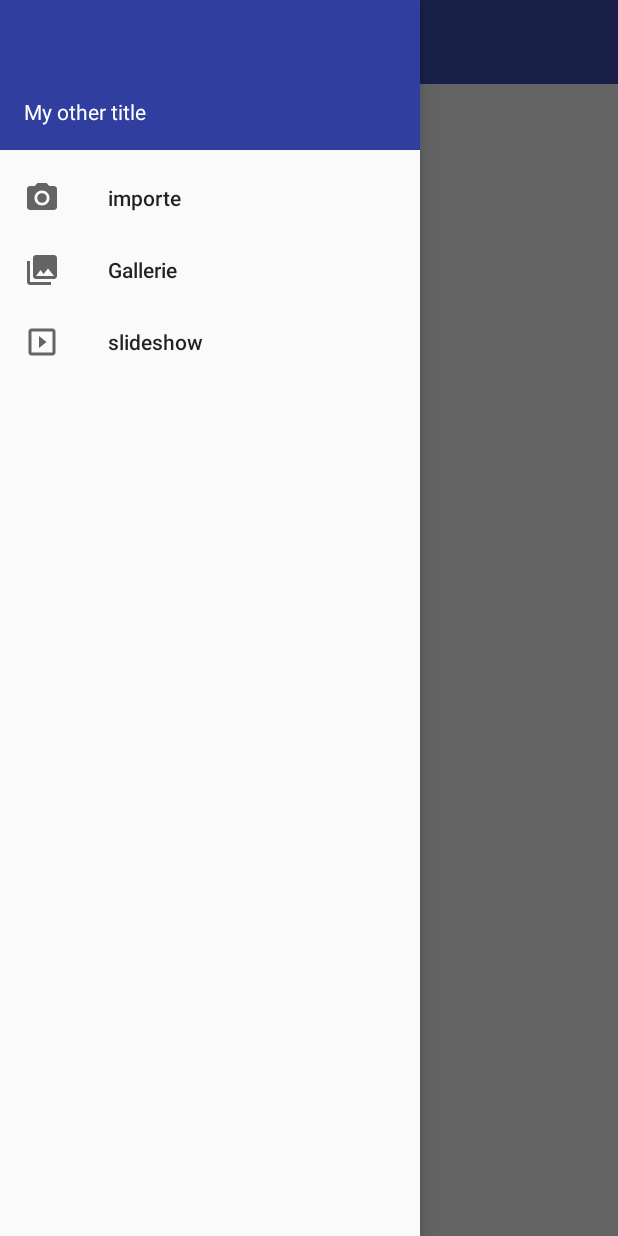
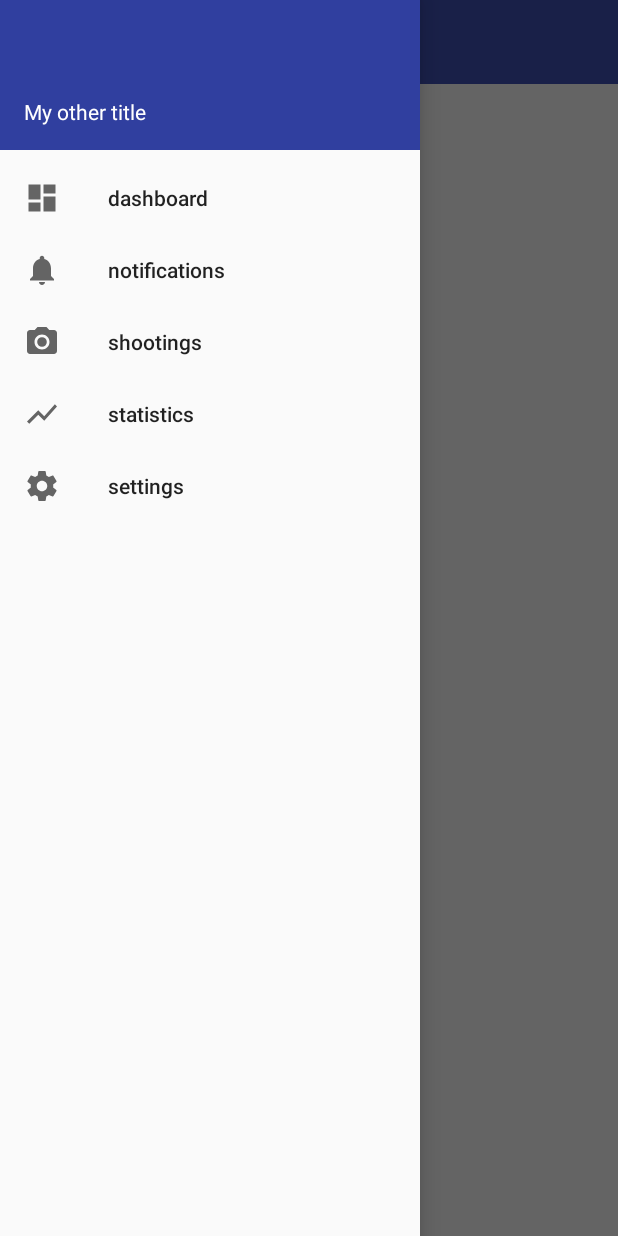
Before and after one commit to TheoKriszt/eGarden, an Android app: the MainActivity screen opened directly, with no data from a screen before it, with the side drawer open, on a phone screen of 412 x 824 dp. Run offline under Robolectric (Android 15) with nearby library versions, the phone set to English and light mode, and no system bars; our stand-ins replace Volley; network calls fail.

```diff
--- a/app/src/main/AndroidManifest.xml
+++ b/app/src/main/AndroidManifest.xml
@@ -9,7 +9,7 @@
         android:roundIcon="@mipmap/ic_launcher_round"
         android:supportsRtl="true"
         android:theme="@style/AppTheme">
-        <activity android:name=".LoginActivity">
+        <activity android:name=".activity.LoginActivity">
             <intent-filter>
                 <action android:name="android.intent.action.MAIN" />
 
@@ -17,7 +17,7 @@
             </intent-filter>
         </activity>
         <activity
-            android:name=".DashboardActivity"
+            android:name=".activity.MainActivity"
             android:label="@string/title_activity_dashboard"
             android:theme="@style/AppTheme.NoActionBar"
             ></activity>
--- a/app/src/main/java/fr/kriszt/theo/egarden/LoginActivity.java
+++ b/app/src/main/java/fr/kriszt/theo/egarden/activity/LoginActivity.java
@@ -1,4 +1,4 @@
-package fr.kriszt.theo.egarden;
+package fr.kriszt.theo.egarden.activity;
 
 import android.content.Intent;
 import android.os.Bundle;
@@ -16,6 +16,7 @@ import com.android.volley.VolleyError;
 import butterknife.BindView;
 import butterknife.ButterKnife;
 import butterknife.OnClick;
+import fr.kriszt.theo.egarden.R;
 import fr.kriszt.theo.egarden.utils.Connexion;
 import fr.kriszt.theo.egarden.utils.PreferencesStorage;
 import fr.kriszt.theo.egarden.utils.Security;
@@ -66,7 +67,7 @@ public class LoginActivity extends AppCompatActivity {
 
 
         if(!Connexion.O().isOnline()){
-            Toast.makeText(this, "Pas de connexion internet", Toast.LENGTH_SHORT).show();
+            Toast.makeText(this, R.string.no_internet_connection, Toast.LENGTH_SHORT).show();
             return;
         }
 
@@ -83,7 +84,7 @@ public class LoginActivity extends AppCompatActivity {
                 @Override
                 public void onErrorResponse(VolleyError error) {
                     Log.e(TAG, "onErrorResponse: ", error);
-                    Toast.makeText(LoginActivity.this, "Erreur " + error.networkResponse.statusCode + " : \"" + error.getClass().getSimpleName() + "\"", Toast.LENGTH_LONG).show();
+//                    Toast.makeText(LoginActivity.this, "Erreur " + error.networkResponse.statusCode + " : \"" + error.getClass().getSimpleName() + "\"", Toast.LENGTH_LONG).show();
                     _progressBar.setVisibility(View.GONE);
                 }
             });
@@ -95,7 +96,7 @@ public class LoginActivity extends AppCompatActivity {
     }
 
     private void startDashboardActivity() {
-            Intent intent = new Intent(this, DashboardActivity.class);
+            Intent intent = new Intent(this, MainActivity.class);
             // intent.putExtra(MESSAGE, jsonObject.toString());
 
         startActivity(intent);
--- a/app/src/main/java/fr/kriszt/theo/egarden/DashboardActivity.java
+++ b/app/src/main/java/fr/kriszt/theo/egarden/activity/MainActivity.java
@@ -1,24 +1,35 @@
-package fr.kriszt.theo.egarden;
+package fr.kriszt.theo.egarden.activity;
 
 import android.os.Bundle;
-import android.support.design.widget.NavigationView;
 //import android.support.design.widget.FloatingActionButton;
 //import android.support.design.widget.Snackbar;
+import android.support.design.widget.NavigationView;
 import android.support.v4.view.GravityCompat;
 import android.support.v4.widget.DrawerLayout;
 import android.support.v7.app.ActionBar;
 import android.support.v7.app.AppCompatActivity;
 import android.support.v7.widget.Toolbar;
+import android.util.Log;
+import android.view.Menu;
 import android.view.MenuItem;
+import android.widget.Toast;
 
-public class DashboardActivity extends AppCompatActivity {
+import com.android.volley.Response;
+import com.android.volley.VolleyError;
 
+import fr.kriszt.theo.egarden.R;
+import fr.kriszt.theo.egarden.utils.Connexion;
+import fr.kriszt.theo.egarden.utils.Security;
+
+public class MainActivity extends AppCompatActivity {
+
+    private static final String TAG = "eGardenDashBoard";
     private DrawerLayout mDrawerLayout;
 
     @Override
     protected void onCreate(Bundle savedInstanceState) {
         super.onCreate(savedInstanceState);
-        setContentView(R.layout.activity_dashboard);
+        setContentView(R.layout.activity_main);
 
         Toolbar toolbar = findViewById(R.id.toolbar);
         setSupportActionBar(toolbar);
@@ -50,7 +61,6 @@ public class DashboardActivity extends AppCompatActivity {
 
 
 
-
     }
 
 
@@ -66,4 +76,39 @@ public class DashboardActivity extends AppCompatActivity {
     }
 
 
+    @Override
+    public boolean onMenuOpened(int featureId, Menu menu) {
+        Toast.makeText(this, "Menu selected", Toast.LENGTH_SHORT).show();
+        return super.onMenuOpened(featureId, menu);
+    }
+
+    @Override
+    public void onPanelClosed(int featureId, Menu menu) {
+        Toast.makeText(this, "onPanelClosed", Toast.LENGTH_SHORT).show();
+        super.onPanelClosed(featureId, menu);
+    }
+
+    @Override
+    public boolean onContextItemSelected(MenuItem item) {
+        Toast.makeText(this, "onContextItemSelected", Toast.LENGTH_SHORT).show();
+        return super.onContextItemSelected(item);
+    }
+
+    public void getDHT() {
+        Connexion.O(this);
+        Log.e(TAG, "getDHT: ");
+        Log.e(TAG, "getDHT: token : " + Security.getToken(), null);
+        Connexion.O().sendPostRequest("/DHT", null, new Response.Listener<String>() {
+            @Override
+            public void onResponse(String response) {
+                Toast.makeText(MainActivity.this, "DHT : " + response, Toast.LENGTH_SHORT).show();
+            }
+        }, new Response.ErrorListener() {
+            @Override
+            public void onErrorResponse(VolleyError error) {
+                Log.e(TAG, "onErrorResponse: " , error);
+                Toast.makeText(MainActivity.this, "Erreur : " + error.networkResponse.statusCode, Toast.LENGTH_SHORT).show();
+            }
+        });
+    }
 }
--- a/app/src/main/java/fr/kriszt/theo/egarden/Database.java
+++ b/app/src/main/java/fr/kriszt/theo/egarden/unused/Database.java
@@ -1,4 +1,4 @@
-package fr.kriszt.theo.egarden;
+package fr.kriszt.theo.egarden.unused;
 
 import android.provider.BaseColumns;
 
--- a/app/src/main/java/fr/kriszt/theo/egarden/MQTTClient.java
+++ b/app/src/main/java/fr/kriszt/theo/egarden/unused/MQTTClient.java
@@ -1,8 +1,8 @@
-package fr.kriszt.theo.egarden;
+package fr.kriszt.theo.egarden.unused;
 
 import android.provider.SyncStateContract;
 
-import org.eclipse.paho.client.mqttv3.MqttConnectOptions;
+
 
 /**
  * Created by T.Kriszt on 26/02/18.
--- a/app/src/main/java/fr/kriszt/theo/egarden/utils/Security.java
+++ b/app/src/main/java/fr/kriszt/theo/egarden/utils/Security.java
@@ -58,5 +58,7 @@ public class Security {
     }
 
 
-
+    public static String getToken() {
+        return auth_token;
+    }
 }
--- /dev/null
+++ b/app/src/main/res/drawable/ic_dashboard.xml
@@ -0,0 +1,9 @@
+<vector xmlns:android="http://schemas.android.com/apk/res/android"
+        android:width="24dp"
+        android:height="24dp"
+        android:viewportWidth="24.0"
+        android:viewportHeight="24.0">
+    <path
+        android:fillColor="#FF000000"
+        android:pathData="M3,13h8L11,3L3,3v10zM3,21h8v-6L3,15v6zM13,21h8L21,11h-8v10zM13,3v6h8L21,3h-8z"/>
+</vector>
--- /dev/null
+++ b/app/src/main/res/drawable/ic_show_chart.xml
@@ -0,0 +1,9 @@
+<vector xmlns:android="http://schemas.android.com/apk/res/android"
+        android:width="24dp"
+        android:height="24dp"
+        android:viewportWidth="24.0"
+        android:viewportHeight="24.0">
+    <path
+        android:fillColor="#FF000000"
+        android:pathData="M3.5,18.49l6,-6.01 4,4L22,6.92l-1.41,-1.41 -7.09,7.97 -4,-4L2,16.99z"/>
+</vector>
--- a/app/src/main/res/layout/content_dashboard.xml
+++ b/app/src/main/res/layout/content_dashboard.xml
@@ -6,6 +6,6 @@
     android:layout_height="match_parent"
     app:layout_behavior="@string/appbar_scrolling_view_behavior"
     tools:context="fr.kriszt.theo.egarden.DashboardActivity"
-    tools:showIn="@layout/activity_dashboard">
+    tools:showIn="@layout/activity_main">
 
 </android.support.constraint.ConstraintLayout>
--- a/app/src/main/res/menu/drawer_view.xml
+++ b/app/src/main/res/menu/drawer_view.xml
@@ -1,22 +1,29 @@
 <?xml version="1.0" encoding="utf-8"?>
 <menu xmlns:android="http://schemas.android.com/apk/res/android" >
     <group android:checkableBehavior="single">
+
         <item
-            android:id="@+id/nav_camera"
+            android:id="@+id/nav_dashboard"
+            android:icon="@drawable/ic_dashboard"
+            android:title="@string/dashboard" />
+
+        <item
+            android:id="@+id/nav_notifications"
+            android:icon="@drawable/ic_notifications"
+            android:title="@string/notifications" />
+
+        <item
+            android:id="@+id/nav_shooting"
             android:icon="@drawable/ic_photo_camera"
-            android:title="@string/importe" />
+            android:title="@string/shooting" />
+
         <item
-            android:id="@+id/nav_gallery"
-            android:icon="@drawable/ic_photo_library"
-            android:title="@string/gallery" />
+            android:id="@+id/nav_statistics"
+            android:icon="@drawable/ic_show_chart"
+            android:title="@string/statistics" />
         <item
-            android:id="@+id/nav_slideshow"
-            android:icon="@drawable/ic_slideshow"
-            android:title="@string/slideshow" />
-        <item
-            android:id="@+id/nav_manage"
+            android:id="@+id/nav_settings"
             android:icon="@drawable/ic_settings"
-            android:title="@string/tools"
-            android:visible="false" />
+            android:title="@string/settings" />
     </group>
 </menu>
--- a/app/src/main/res/values/strings.xml
+++ b/app/src/main/res/values/strings.xml
@@ -1,13 +1,13 @@
 <resources>
     <string name="app_name" translatable="false">eGarden</string>
-    <string name="title_activity_dashboard">Tableau de bord</string>
+    <string name="title_activity_dashboard">Dashboard</string>
 
-    <string name="login" translatable="false">Login</string>
-    <string name="username">utilisateur</string>
-    <string name="connexion">Connexion</string>
+    <string name="login">Login</string>
+    <string name="username">username</string>
+    <string name="connexion">connection</string>
     <string name="port">port</string>
-    <string name="password">mot de passe</string>
-    <string name="ipaddress">IP / hôte</string>
+    <string name="password">password</string>
+    <string name="ipaddress">ipaddress</string>
 
     <string name="credentials_preference_file" translatable="false">fr.kriszt.theo.egarden.PREFERENCE_FILE_KEY</string>
     <string name="saved_port_key" translatable="false">saved_port_key</string>
@@ -15,9 +15,16 @@
     <string name="saved_password_key" translatable="false">saved_password_key</string>
     <string name="saved_username_key" translatable="false">saved_username_key</string>
 
-    <string name="gallery">Gallerie</string>
-    <string name="tools">Preferences</string>
-    <string name="slideshow">slideshow</string>
-    <string name="importe">importe</string>
+    <string name="preferences">preferences</string>
+    <string name="shooting">shootings</string>
+    <string name="no_internet_connection">no internet connection</string>
+    <string name="dashboard">dashboard</string>
+    <string name="notifications">notifications</string>
+    <string name="settings">settings</string>
+    <string name="navigation">navigation</string>
+    <string name="statistics">statistics</string>
+
+    <!-- TODO: Remove or change this placeholder text -->
+    <string name="hello_blank_fragment">Hello blank fragment</string>
 
 </resources>
--- a/build.gradle
+++ b/build.gradle
@@ -27,6 +27,7 @@ allprojects {
     repositories {
         google()
         jcenter()
+        maven { url "https://jitpack.io" }
     }
 }
 
```
Also changed, not shown: app/build.gradle (+6 -4 lines), app/src/main/java/fr/kriszt/theo/egarden/fragment/HomeFragment.java (added, +109 -0 lines), app/src/main/java/fr/kriszt/theo/egarden/utils/Connexion.java (+46 -67 lines), app/src/main/res/layout/activity_main.xml (renamed from app/src/main/res/layout/activity_dashboard.xml), 2 other files.
